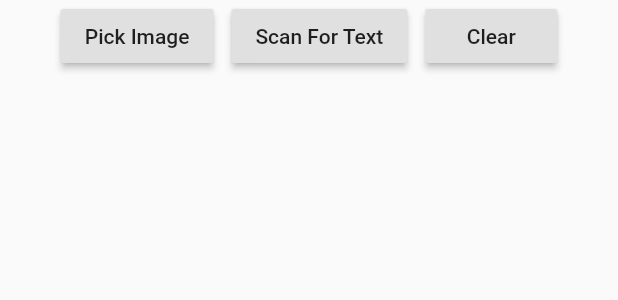
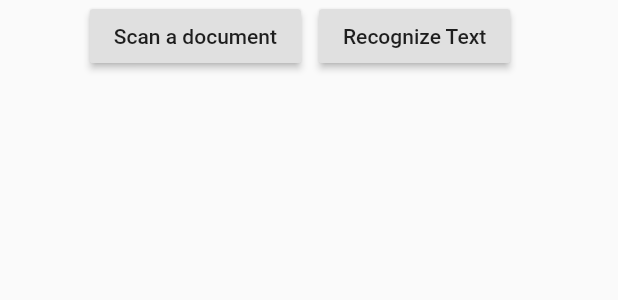
Before and after one commit to patilmehul/Scan-It, a Flutter app: the ControlsWidget widget shown alone on an empty page, opened directly with empty values, on a phone screen of 412 x 824 dp. Shown: the top 300 px of the screen. Run offline on Flutter 3.47's test engine with Material 2 defaults, Android fonts, the phone set to English and light mode, and no system bars; our stand-ins replace cloud_firestore, firebase_auth, firebase_core, fluttertoast, google_sign_in, image_picker; missing offline and left inert: clipboard, firebase_ml_vision; accounts and stored records are empty.

```diff
--- a/lib/dashboard.dart
+++ b/lib/dashboard.dart
@@ -5,8 +5,6 @@ import 'package:flutter/material.dart';
 import 'package:fluttertoast/fluttertoast.dart';
 import 'package:scan_it/home.dart';
 import 'package:scan_it/text_ocr/ocr.dart';
-import 'package:scan_it/scanner.dart';
-
 import 'package:scan_it/signin.dart';
 
 class Dashboard extends StatefulWidget {
@@ -64,7 +62,7 @@ class _DashboardState extends State<Dashboard> {
       ),
       floatingActionButton: FloatingActionButton(
         onPressed: () {
-          Navigator.push(context, MaterialPageRoute(builder: (ctx)=> OCR(title: "Trail")));
+          Navigator.push(context, MaterialPageRoute(builder: (ctx)=> OCR(title: "Scan a document")));
         },
         child: Icon(Icons.camera),
       ),
--- a/lib/text_ocr/ocr.dart
+++ b/lib/text_ocr/ocr.dart
@@ -4,7 +4,6 @@ import 'package:scan_it/text_ocr/widgets/text_rec_widget.dart';
 
 class OCR extends StatefulWidget {
   final String title;
-
   const OCR({
     required this.title,
   });
--- a/lib/text_ocr/widgets/control_widgets.dart
+++ b/lib/text_ocr/widgets/control_widgets.dart
@@ -18,18 +18,14 @@ class ControlsWidget extends StatelessWidget {
     children: [
       RaisedButton(
         onPressed: onClickedPickImage,
-        child: Text('Pick Image'),
+        child: Text('Scan a document'),
       ),
       const SizedBox(width: 12),
       RaisedButton(
         onPressed: onClickedScanText,
-        child: Text('Scan For Text'),
+        child: Text('Recognize Text'),
       ),
       const SizedBox(width: 12),
-      RaisedButton(
-        onPressed: onClickedClear,
-        child: Text('Clear'),
-      )
     ],
   );
 }
```
Also changed, not shown: lib/scanner.dart (deleted, +0 -61 lines), lib/text_ocr/widgets/text_rec_widget.dart (+4 -3 lines).
